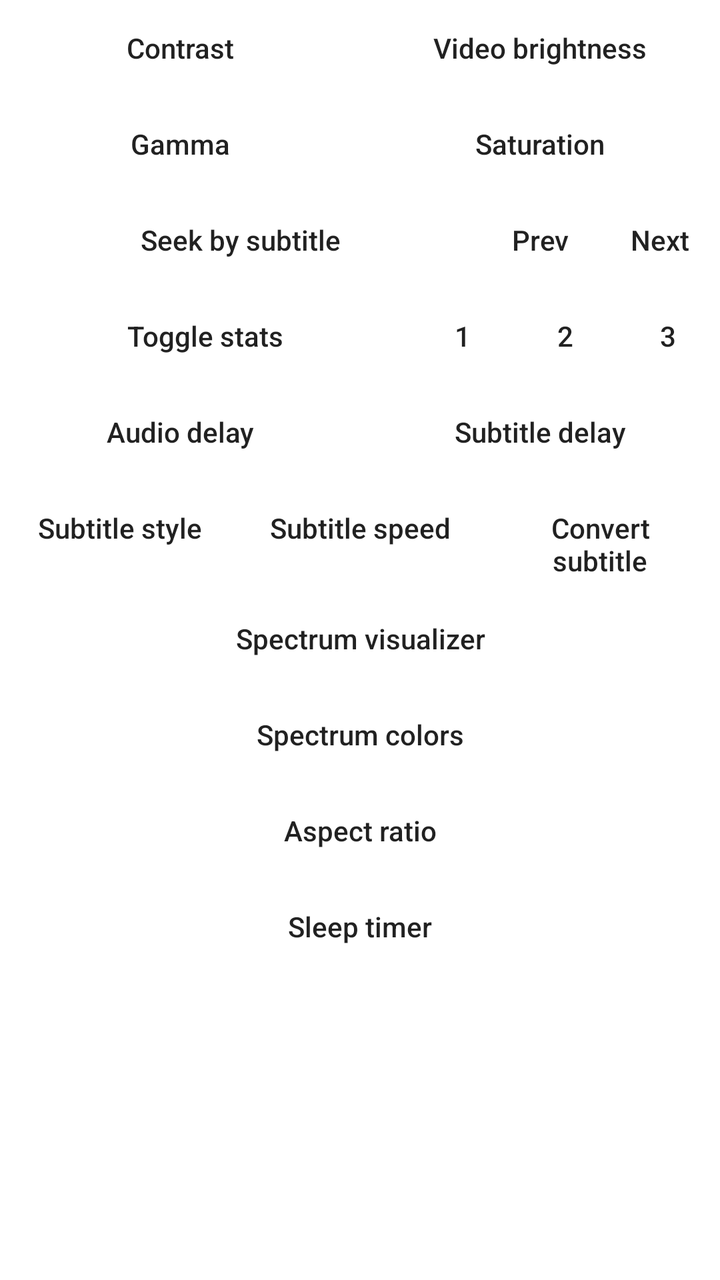
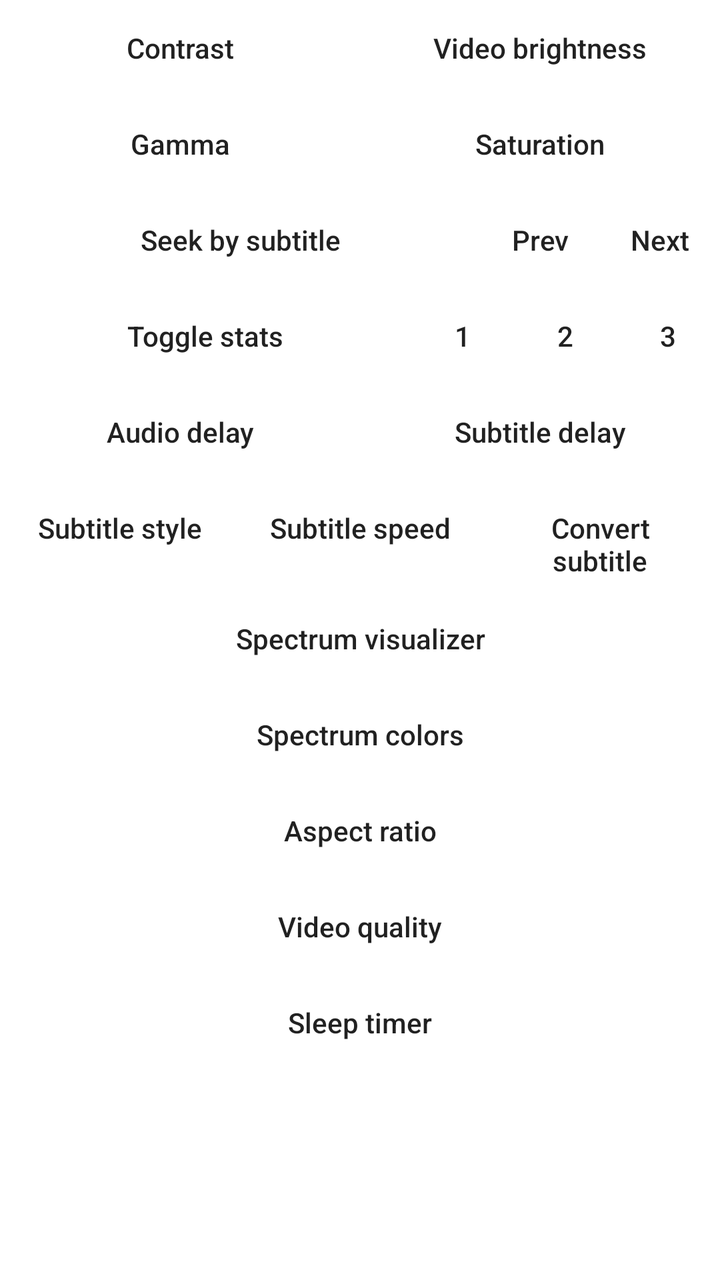

Two renders of the same Android screen: before a commit and after it. Below are the layout's source before the change and the commit's diff.
<!-- AndroidManifest.xml: fallback theme Theme.MaterialComponents.DayNight.NoActionBar -->
<!-- res/layout/dialog_advanced_menu.xml -->
<?xml version="1.0" encoding="utf-8"?>
<ScrollView xmlns:android="http://schemas.android.com/apk/res/android"
    android:layout_width="match_parent"
    android:layout_height="match_parent">

    <LinearLayout
        android:orientation="vertical" android:layout_width="match_parent"
        android:layout_height="wrap_content">

        <TableRow
            android:id="@+id/rowVideo1"
            android:layout_width="match_parent"
            android:layout_height="wrap_content">

            <Button
                android:id="@+id/contrastBtn"
                style="@style/Widget.AppCompat.Button.Borderless"
                android:layout_width="0dp"
                android:layout_height="wrap_content"
                android:layout_weight="1"
                android:text="@string/contrast"
                android:textAllCaps="false" />

            <Button
                android:id="@+id/brightnessBtn"
                style="@style/Widget.AppCompat.Button.Borderless"
                android:layout_width="0dp"
                android:layout_height="wrap_content"
                android:layout_weight="1"
                android:text="@string/video_brightness"
                android:textAllCaps="false" />

        </TableRow>

        <TableRow
            android:id="@+id/rowVideo2"
            android:layout_width="match_parent"
            android:layout_height="match_parent">

            <Button
                android:id="@+id/gammaBtn"
                style="@style/Widget.AppCompat.Button.Borderless"
                android:layout_width="0dp"
                android:layout_height="wrap_content"
                android:layout_weight="1"
                android:text="@string/gamma"
                android:textAllCaps="false" />

            <Button
                android:id="@+id/saturationBtn"
                style="@style/Widget.AppCompat.Button.Borderless"
                android:layout_width="0dp"
                android:layout_height="wrap_content"
                android:layout_weight="1"
                android:text="@string/saturation"
                android:textAllCaps="false" />
        </TableRow>

        <TableRow
            android:id="@+id/rowSubSeek"
            android:layout_width="match_parent"
            android:layout_height="wrap_content">

            <Button
                android:id="@+id/subSeekBtn"
                style="@style/Widget.AppCompat.Button.Borderless"
                android:layout_width="0dp"
                android:layout_height="wrap_content"
                android:layout_weight="4"
                android:text="@string/sub_seek_button"
                android:textAllCaps="false" />

            <Button
                android:id="@+id/subSeekPrev"
                style="@style/Widget.AppCompat.Button.Borderless"
                android:layout_width="0dp"
                android:layout_height="wrap_content"
                android:layout_weight="1"
                android:background="@drawable/alpha_lighten"
                android:text="@string/dialog_prev"
                android:textAllCaps="false" />

            <Button
                android:id="@+id/subSeekNext"
                style="@style/Widget.AppCompat.Button.Borderless"
                android:layout_width="0dp"
                android:layout_height="wrap_content"
                android:layout_weight="1"
                android:background="@drawable/alpha_lighten"
                android:text="@string/dialog_next"
                android:textAllCaps="false" />

        </TableRow>

        <TableRow
            android:layout_width="match_parent"
            android:layout_height="wrap_content">

            <Button
                android:id="@+id/statsBtn"
                style="@style/Widget.AppCompat.Button.Borderless"
                android:layout_width="0dp"
                android:layout_height="wrap_content"
                android:layout_weight="4"
                android:text="@string/toggle_stats"
                android:textAllCaps="false" />

            <Button
                android:id="@+id/statsBtn1"
                style="@style/Widget.AppCompat.Button.Borderless"
                android:layout_width="0dp"
                android:layout_height="wrap_content"
                android:layout_weight="1"
                android:background="@drawable/alpha_lighten"
                android:text="1"
                android:textAllCaps="false" />

            <Button
                android:id="@+id/statsBtn2"
                style="@style/Widget.AppCompat.Button.Borderless"
                android:layout_width="0dp"
                android:layout_height="wrap_content"
                android:layout_weight="1"
                android:background="@drawable/alpha_lighten"
                android:text="2"
                android:textAllCaps="false" />

            <Button
                android:id="@+id/statsBtn3"
                style="@style/Widget.AppCompat.Button.Borderless"
                android:layout_width="0dp"
                android:layout_height="wrap_content"
                android:layout_weight="1"
                android:background="@drawable/alpha_lighten"
                android:text="3"
                android:textAllCaps="false" />

        </TableRow>

        <TableRow
            android:layout_width="match_parent"
            android:layout_height="match_parent">

            <Button
                android:id="@+id/audioDelayBtn"
                style="@style/Widget.AppCompat.Button.Borderless"
                android:layout_width="0dp"
                android:layout_height="wrap_content"
                android:layout_weight="1"
                android:text="@string/audio_delay"
                android:textAllCaps="false" />

            <Button
                android:id="@+id/subDelayBtn"
                style="@style/Widget.AppCompat.Button.Borderless"
                android:layout_width="0dp"
                android:layout_height="wrap_content"
                android:layout_weight="1"
                android:text="@string/sub_delay"
                android:textAllCaps="false" />

        </TableRow>

        <TableRow
            android:id="@+id/rowSubStyle"
            android:layout_width="match_parent"
            android:layout_height="wrap_content">

            <Button
                android:id="@+id/subStyleBtn"
                style="@style/Widget.AppCompat.Button.Borderless"
                android:layout_width="0dp"
                android:layout_height="wrap_content"
                android:layout_weight="1"
                android:text="@string/sub_style_btn"
                android:textAllCaps="false" />

            <Button
                android:id="@+id/subSpeedBtn"
                style="@style/Widget.AppCompat.Button.Borderless"
                android:layout_width="0dp"
                android:layout_height="wrap_content"
                android:layout_weight="1"
                android:text="@string/sub_speed_btn"
                android:textAllCaps="false" />

            <Button
                android:id="@+id/subConvertBtn"
                style="@style/Widget.AppCompat.Button.Borderless"
                android:layout_width="0dp"
                android:layout_height="wrap_content"
                android:layout_weight="1"
                android:text="@string/sub_convert_btn"
                android:textAllCaps="false" />

        </TableRow>

        <Button
            android:id="@+id/spectrumToggleBtn"
            style="@style/Widget.AppCompat.Button.Borderless"
            android:layout_width="match_parent"
            android:layout_height="wrap_content"
            android:text="@string/spectrum_btn"
            android:textAllCaps="false" />

        <Button
            android:id="@+id/spectrumColorBtn"
            style="@style/Widget.AppCompat.Button.Borderless"
            android:layout_width="match_parent"
            android:layout_height="wrap_content"
            android:text="@string/spectrum_colors_btn"
            android:textAllCaps="false" />

        <Button
            android:id="@+id/aspectBtn"
            style="@style/Widget.AppCompat.Button.Borderless"
            android:layout_width="match_parent"
            android:layout_height="wrap_content"
            android:text="@string/aspect_ratio"
            android:textAllCaps="false" />

        <Button
            android:id="@+id/sleepTimerBtn"
            style="@style/Widget.AppCompat.Button.Borderless"
            android:layout_width="match_parent"
            android:layout_height="wrap_content"
            android:text="@string/sleep_timer"
            android:textAllCaps="false" />

    </LinearLayout>

</ScrollView>
<!-- resources referenced by this layout -->
<resources>
  <!-- drawable alpha_lighten (drawable) -->
  <?xml version="1.0" encoding="utf-8"?>
  <selector xmlns:android="http://schemas.android.com/apk/res/android">
      <item android:drawable="@color/alpha24pct_light" android:state_focused="true" />
      <item android:drawable="@color/alpha24pct_light" android:state_pressed="true" />
      <item android:drawable="@color/alpha12pct_light" />
  </selector>
  <string name="aspect_ratio">Aspect ratio</string>
  <string name="audio_delay">Audio delay</string>
  <string name="contrast">Contrast</string>
  <string name="dialog_next">Next</string>
  <string name="dialog_prev">Prev</string>
  <string name="gamma">Gamma</string>
  <string name="saturation">Saturation</string>
  <string name="sleep_timer">Sleep timer</string>
  <string name="spectrum_btn">Spectrum visualizer</string>
  <string name="spectrum_colors_btn">Spectrum colors</string>
  <string name="sub_convert_btn">Convert subtitle</string>
  <string name="sub_delay">Subtitle delay</string>
  <string name="sub_seek_button">Seek by subtitle</string>
  <string name="sub_speed_btn">Subtitle speed</string>
  <string name="sub_style_btn">Subtitle style</string>
  <string name="toggle_stats">Toggle stats</string>
  <string name="video_brightness">Video brightness</string>
  <color name="alpha24pct_light">#3dffffff</color>
  <color name="alpha12pct_light">#1fffffff</color>
</resources>

<!-- the commit's change to res/layout/dialog_advanced_menu.xml (unified diff, before → after) -->
@@ -220,6 +220,14 @@
             android:textAllCaps="false" />
 
         <Button
+            android:id="@+id/qualityBtn"
+            style="@style/Widget.AppCompat.Button.Borderless"
+            android:layout_width="match_parent"
+            android:layout_height="wrap_content"
+            android:text="@string/quality_btn"
+            android:textAllCaps="false" />
+
+        <Button
             android:id="@+id/sleepTimerBtn"
             style="@style/Widget.AppCompat.Button.Borderless"
             android:layout_width="match_parent"
<!-- resource entries referenced after the edit -->
@@ -13,6 +13,7 @@
   <string name="dialog_next">Next</string>
   <string name="dialog_prev">Prev</string>
   <string name="gamma">Gamma</string>
+  <string name="quality_btn">Video quality</string>
   <string name="saturation">Saturation</string>
   <string name="sleep_timer">Sleep timer</string>
   <string name="spectrum_btn">Spectrum visualizer</string>
